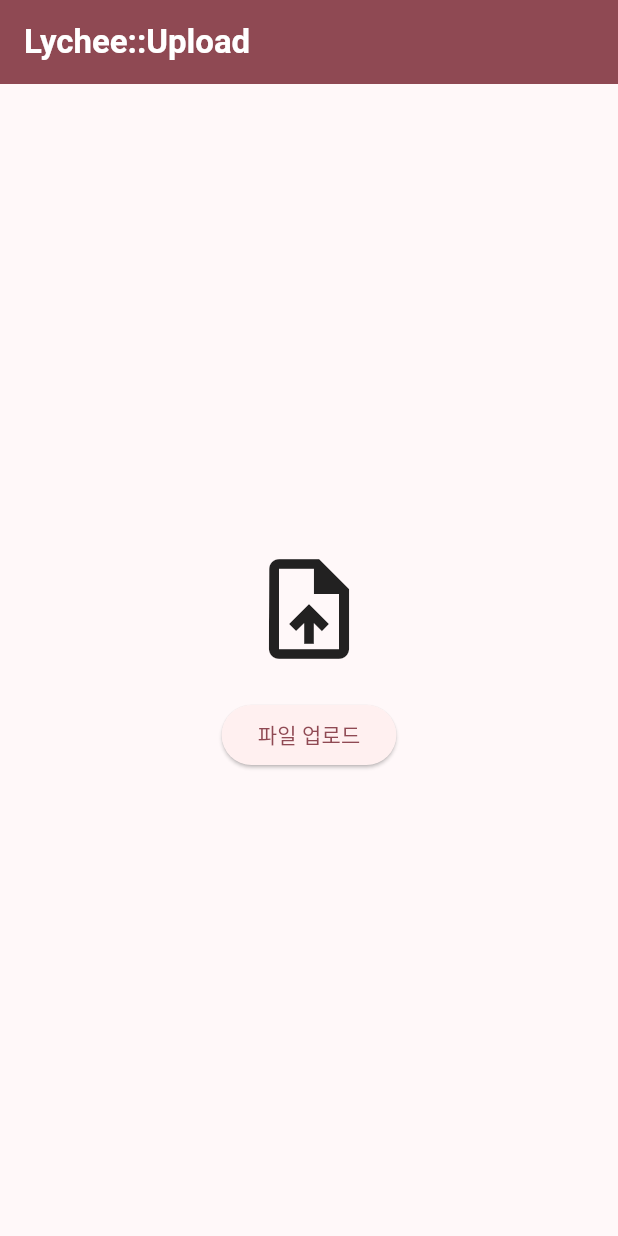
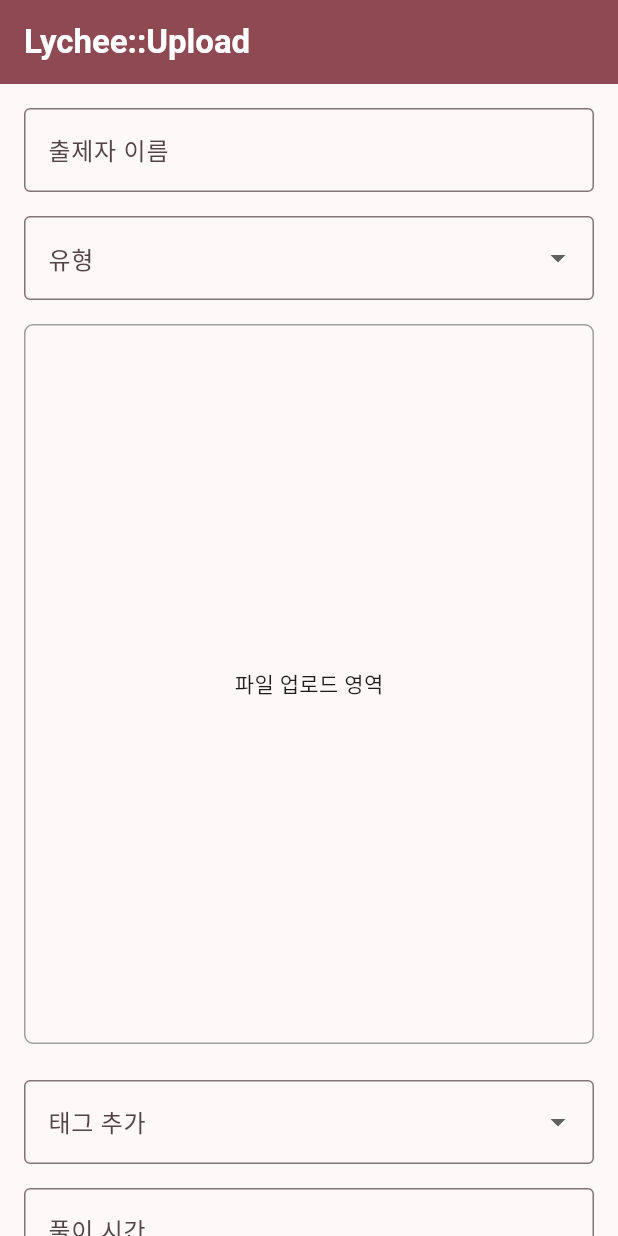
Before and after one commit to yechan25/lychee, a Flutter app: the screen it shows after launch, swiped to page 3, on a phone screen of 412 x 824 dp. Run offline on Flutter 3.47's test engine with Material 3 defaults, Android fonts, the phone set to English and light mode, and no system bars.

Commit message:
create upload screen

```diff
--- a/lib/screens/root_pager.dart
+++ b/lib/screens/root_pager.dart
@@ -21,7 +21,7 @@ class _RootPagerState extends State<RootPager> {
       body: PageView(
         controller: _controller,
         physics: const BouncingScrollPhysics(),
-        children: const [SearchScreen(), HomeScreen(), UploadScreen()],
+        children: [SearchScreen(), HomeScreen(), UploadScreen()],
       ),
     );
   }
--- a/lib/screens/upload_screen.dart
+++ b/lib/screens/upload_screen.dart
@@ -1,27 +1,163 @@
 import 'package:flutter/material.dart';
-import '../widgets/lychee_scaffold.dart';
+import 'package:lychee/widgets/lychee_scaffold.dart';
 
-class UploadScreen extends StatelessWidget {
+class UploadScreen extends StatefulWidget {
   const UploadScreen({super.key});
+
+  @override
+  State<UploadScreen> createState() => _UploadScreenState();
+}
+
+class _UploadScreenState extends State<UploadScreen> {
+  final List<String> typeList = ['문제', '풀이', '첨삭'];
+  final List<String> tagOptions = ['김백진선생님', '강향임선생님', '길승호선생님'];
+  final List<String> selectedTags = [];
+
+  final TextEditingController _timeController = TextEditingController();
+  String? warningText;
+
+  String? selectedType;
+  String? selectedTag;
+
+  @override
+  void dispose() {
+    _timeController.dispose();
+    super.dispose();
+  }
+
+  void _validateTime(String value) {
+    if (value.isEmpty) {
+      setState(() => warningText = null);
+      return;
+    }
+    if (int.tryParse(value) == null) {
+      setState(() => warningText = '숫자만 입력 가능합니다.');
+    } else {
+      setState(() => warningText = null);
+    }
+  }
 
   @override
   Widget build(BuildContext context) {
     return LycheeScaffold(
       title: 'Lychee::Upload',
-      body: Center(
-        child: Column(
-          mainAxisAlignment: MainAxisAlignment.center,
-          children: [
-            const Icon(Icons.upload_file, size: 80),
-            const SizedBox(height: 20),
-            ElevatedButton(
+      body: ListView(
+        padding: const EdgeInsets.all(16),
+        children: [
+          const TextField(
+            decoration: InputDecoration(
+              labelText: '출제자 이름',
+              border: OutlineInputBorder(),
+            ),
+          ),
+          const SizedBox(height: 16),
+
+          DropdownButtonFormField<String>(
+            initialValue: selectedType,
+            decoration: const InputDecoration(
+              labelText: '유형',
+              border: OutlineInputBorder(),
+            ),
+            items: typeList
+                .map((v) => DropdownMenuItem(value: v, child: Text(v)))
+                .toList(),
+            onChanged: (v) => setState(() => selectedType = v),
+          ),
+          const SizedBox(height: 16),
+
+          // 업로드 영역
+          SizedBox(
+            height: 480,
+            child: DecoratedBox(
+              decoration: BoxDecoration(
+                border: Border.all(color: Colors.grey),
+                borderRadius: const BorderRadius.all(Radius.circular(6)),
+              ),
+              child: const Center(child: Text('파일 업로드 영역')),
+            ),
+          ),
+          const SizedBox(height: 16),
+
+          // 태그 칩들 (횡으로 계속 늘어남)
+          SingleChildScrollView(
+            scrollDirection: Axis.horizontal,
+            child: Row(
+              children: selectedTags.map((tag) {
+                return Padding(
+                  padding: const EdgeInsets.only(right: 8.0),
+                  child: Chip(
+                    label: Text(tag),
+                    deleteIcon: const Icon(Icons.close),
+                    onDeleted: () => setState(() => selectedTags.remove(tag)),
+                  ),
+                );
+              }).toList(),
+            ),
+          ),
+          const SizedBox(height: 8),
+
+          // 태그 추가 드롭다운
+          DropdownButtonFormField<String>(
+            initialValue: selectedTag,
+            decoration: const InputDecoration(
+              labelText: '태그 추가',
+              border: OutlineInputBorder(),
+            ),
+            items: tagOptions
+                .map((t) => DropdownMenuItem(value: t, child: Text(t)))
+                .toList(),
+            onChanged: (t) {
+              if (t != null) {
+                setState(() {
+                  selectedTags.add(t);
+                  selectedTag = null;
+                });
+              }
+            },
+          ),
+          const SizedBox(height: 16),
+
+          // 풀이 시간 입력 + 경고문
+          TextField(
+            controller: _timeController,
+            keyboardType: TextInputType.number,
+            decoration: const InputDecoration(
+              labelText: '풀이 시간',
+              border: OutlineInputBorder(),
+            ),
+            onChanged: _validateTime,
+          ),
+          const SizedBox(height: 8),
+          if (warningText != null)
+            Text(
+              warningText!,
+              style: const TextStyle(color: Colors.red, fontSize: 13),
+            ),
+          const SizedBox(height: 24),
+
+          // 리치색 완료 버튼
+          SizedBox(
+            height: 48,
+            child: ElevatedButton(
+              style: ElevatedButton.styleFrom(
+                backgroundColor: Theme.of(
+                  context,
+                ).colorScheme.primary, // 리치색 (핑크레드)
+                foregroundColor: Colors.white,
+                shape: RoundedRectangleBorder(
+                  borderRadius: BorderRadius.circular(8),
+                ),
+              ),
               onPressed: () {
-                // TODO: 파일 업로드 로직 추가 예정
+                // 여기에 업로드 완료 로직 추가
+                ScaffoldMessenger.of(
+                  context,
+                ).showSnackBar(const SnackBar(content: Text('업로드 완료!')));
               },
-              child: const Text('파일 업로드'),
+              child: const Text('완료', style: TextStyle(fontSize: 16)),
             ),
-          ],
-        ),
+          ),
+        ],
       ),
     );
   }
```
